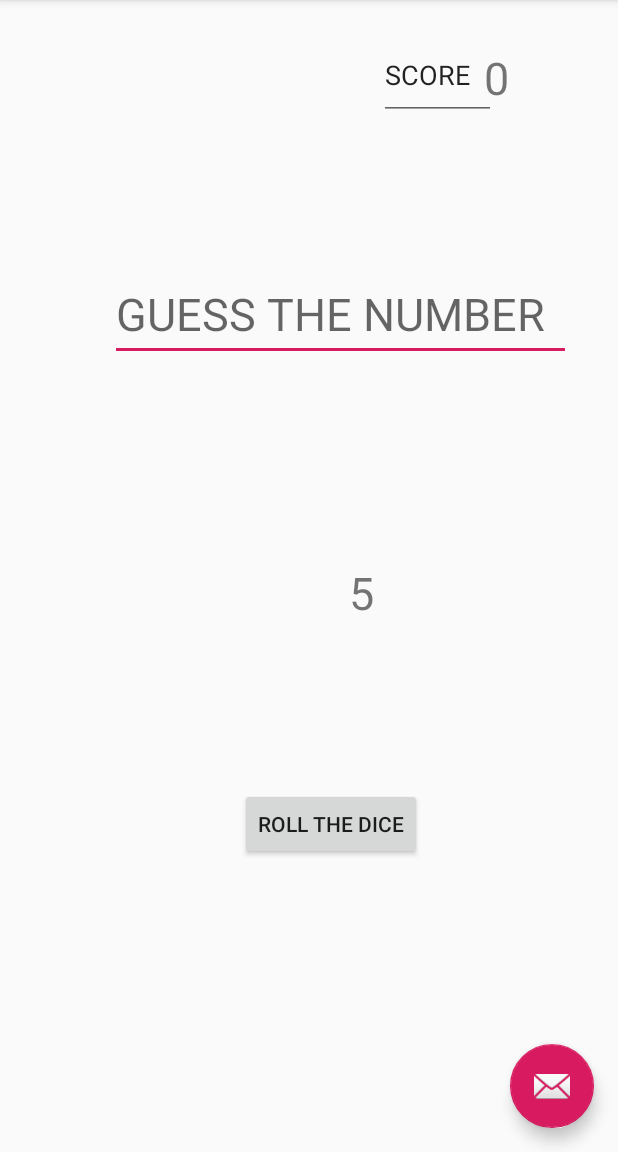
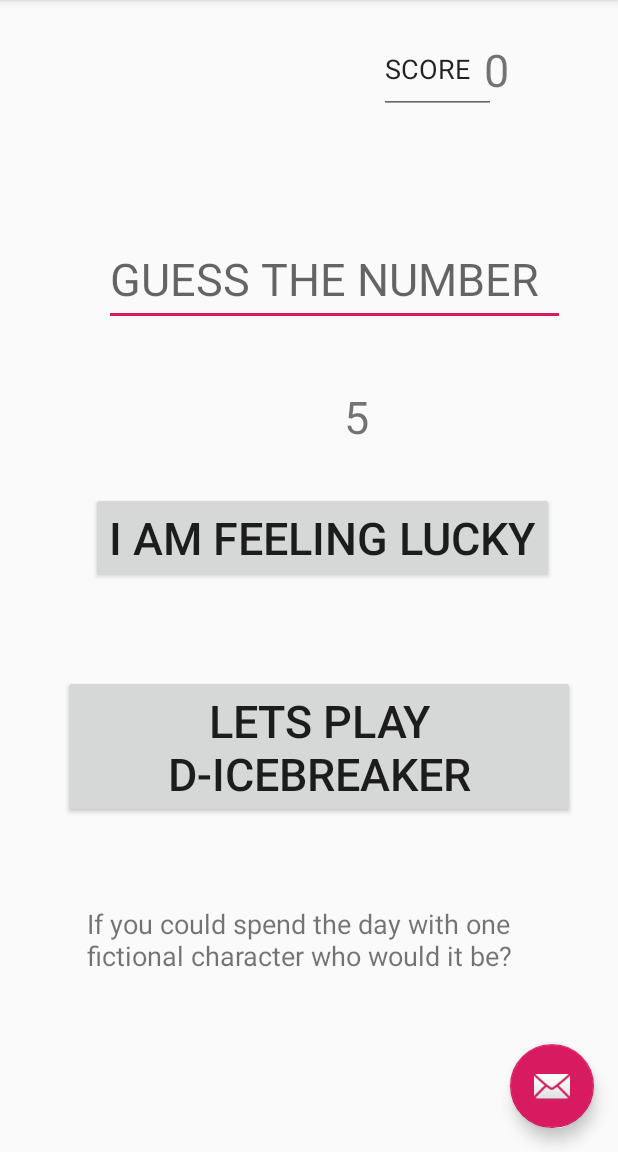
Before and after one commit to mjislam18/DiceRoller, an Android app: the screen it shows after launch (MainActivity), in the options menu, after a tap on "Settings", on a phone screen of 412 x 824 dp, the part 84-1236 px from its top. Run offline under Robolectric (Android 15) with nearby library versions, the phone set to English and light mode, and no system bars.

Commit message:
Level 4 Completed

```diff
--- a/app/src/main/java/com/example/diceroller/MainActivity.java
+++ b/app/src/main/java/com/example/diceroller/MainActivity.java
@@ -16,6 +16,7 @@ import java.util.Random;
 
 public class MainActivity extends AppCompatActivity {
 
+
     @Override
     protected void onCreate(Bundle savedInstanceState) {
         super.onCreate(savedInstanceState);
@@ -31,6 +32,8 @@ public class MainActivity extends AppCompatActivity {
                         .setAction("Action", null).show();
             }
         });
+
+
     }
 
     @Override
@@ -53,19 +56,17 @@ public class MainActivity extends AppCompatActivity {
         }
 
         return super.onOptionsItemSelected(item);
+
+
     }
 
+    public void on_button_Click(View view) {
 
-    public void on_button_Click(View view) {
+        roll_the_dice();
 
         TextView TV = this.findViewById(R.id.NumTextView);
         TextView EG = (TextView) this.findViewById(R.id.EnterGuess);
         TextView SC = (TextView) this.findViewById(R.id.ScoreText);
-
-        Random r = new Random();
-        int num = r.nextInt(6) +1;
-
-        TV.setText(Integer.toString(num));
 
         int Number = Integer.valueOf(TV.getText().toString());
         int UserGuess = Integer.valueOf(EG.getText().toString());
@@ -80,4 +81,44 @@ public class MainActivity extends AppCompatActivity {
 
         }
         }
+
+    public void on_button_Click2(View view) {
+        roll_the_dice();
+
+        TextView TV = this.findViewById(R.id.NumTextView);
+        TextView MS = this.findViewById(R.id.Txt_Message);
+
+        int Number = Integer.valueOf(TV.getText().toString());
+
+        if (Number == 1){
+            MS.setText("If you could go any where in the world where would you go?");
+        }else if (Number == 2){
+            MS.setText("If you were stranded on a desert island, what three things would you want to take with you?");
+        }
+        else if (Number == 3){
+            MS.setText("If you could eat only one food for the rest of your life what would it be?");
+        }
+        else if (Number == 4){
+            MS.setText("If you won a million dollars what is the first thing you would buy?");
+        }
+        else if (Number == 5){
+            MS.setText("If you could spend the day with one fictional character who would it be?");
+        }
+        else if (Number == 6){
+            MS.setText("If you found a magic lantern and a genie gave you three wishes,what would you wish?");
+        }
+
+    }
+
+    public void roll_the_dice(){
+
+        TextView TV = this.findViewById(R.id.NumTextView);
+
+        Random r = new Random();
+        int num = r.nextInt(6) +1;
+
+        TV.setText(Integer.toString(num));
+
+    }
+
 }
--- a/app/src/main/res/layout/content_main.xml
+++ b/app/src/main/res/layout/content_main.xml
@@ -9,18 +9,33 @@
     tools:showIn="@layout/activity_main"
     tools:context=".MainActivity">
 
-    <TextView
-        android:id="@+id/NumTextView"
+    <Button
+        android:id="@+id/button"
         android:layout_width="wrap_content"
         android:layout_height="wrap_content"
-        android:text="Hello World!"
+        android:onClick="on_button_Click"
+        android:text="I am feeling lucky"
         android:textSize="30sp"
         app:layout_constraintBottom_toBottomOf="parent"
-        app:layout_constraintHorizontal_bias="0.588"
-        app:layout_constraintLeft_toLeftOf="parent"
-        app:layout_constraintRight_toRightOf="parent"
-        app:layout_constraintTop_toTopOf="parent"
-        app:layout_constraintVertical_bias="0.515" />
+        app:layout_constraintEnd_toEndOf="parent"
+        app:layout_constraintHorizontal_bias="0.585"
+        app:layout_constraintStart_toStartOf="parent"
+        app:layout_constraintTop_toBottomOf="@+id/NumTextView"
+        app:layout_constraintVertical_bias="0.074" />
+
+    <Button
+        android:id="@+id/Btn_2"
+        android:layout_width="341dp"
+        android:layout_height="95dp"
+        android:onClick="on_button_Click2"
+        android:text="lets play D-ICEBREAKER"
+        android:textSize="30sp"
+        app:layout_constraintBottom_toBottomOf="parent"
+        app:layout_constraintEnd_toEndOf="parent"
+        app:layout_constraintHorizontal_bias="0.593"
+        app:layout_constraintStart_toStartOf="parent"
+        app:layout_constraintTop_toBottomOf="@+id/NumTextView"
+        app:layout_constraintVertical_bias="0.405" />
 
     <TextView
         android:id="@+id/ScoreText"
@@ -47,23 +62,23 @@
         android:textSize="30sp"
         app:layout_constraintBottom_toTopOf="@+id/NumTextView"
         app:layout_constraintEnd_toEndOf="parent"
-        app:layout_constraintHorizontal_bias="0.701"
+        app:layout_constraintHorizontal_bias="0.663"
         app:layout_constraintStart_toStartOf="parent"
         app:layout_constraintTop_toTopOf="parent"
-        app:layout_constraintVertical_bias="0.571" />
+        app:layout_constraintVertical_bias="0.796" />
 
-    <Button
-        android:id="@+id/button"
+    <TextView
+        android:id="@+id/NumTextView"
         android:layout_width="wrap_content"
         android:layout_height="wrap_content"
-        android:onClick="on_button_Click"
-        android:text="ROLL THE DICE"
+        android:text="Hello World!"
+        android:textSize="30sp"
         app:layout_constraintBottom_toBottomOf="parent"
-        app:layout_constraintEnd_toEndOf="parent"
-        app:layout_constraintHorizontal_bias="0.55"
-        app:layout_constraintStart_toStartOf="parent"
-        app:layout_constraintTop_toBottomOf="@+id/NumTextView"
-        app:layout_constraintVertical_bias="0.361" />
+        app:layout_constraintHorizontal_bias="0.58"
+        app:layout_constraintLeft_toLeftOf="parent"
+        app:layout_constraintRight_toRightOf="parent"
+        app:layout_constraintTop_toTopOf="parent"
+        app:layout_constraintVertical_bias="0.354" />
 
     <EditText
         android:id="@+id/editText"
@@ -79,4 +94,16 @@
         app:layout_constraintTop_toTopOf="parent"
         app:layout_constraintVertical_bias="0.173" />
 
+    <TextView
+        android:id="@+id/Txt_Message"
+        android:layout_width="301dp"
+        android:layout_height="96dp"
+        android:textSize="18sp"
+        app:layout_constraintBottom_toBottomOf="parent"
+        app:layout_constraintEnd_toEndOf="parent"
+        app:layout_constraintHorizontal_bias="0.527"
+        app:layout_constraintStart_toStartOf="parent"
+        app:layout_constraintTop_toTopOf="parent"
+        app:layout_constraintVertical_bias="0.898" />
+
 </androidx.constraintlayout.widget.ConstraintLayout>
```
